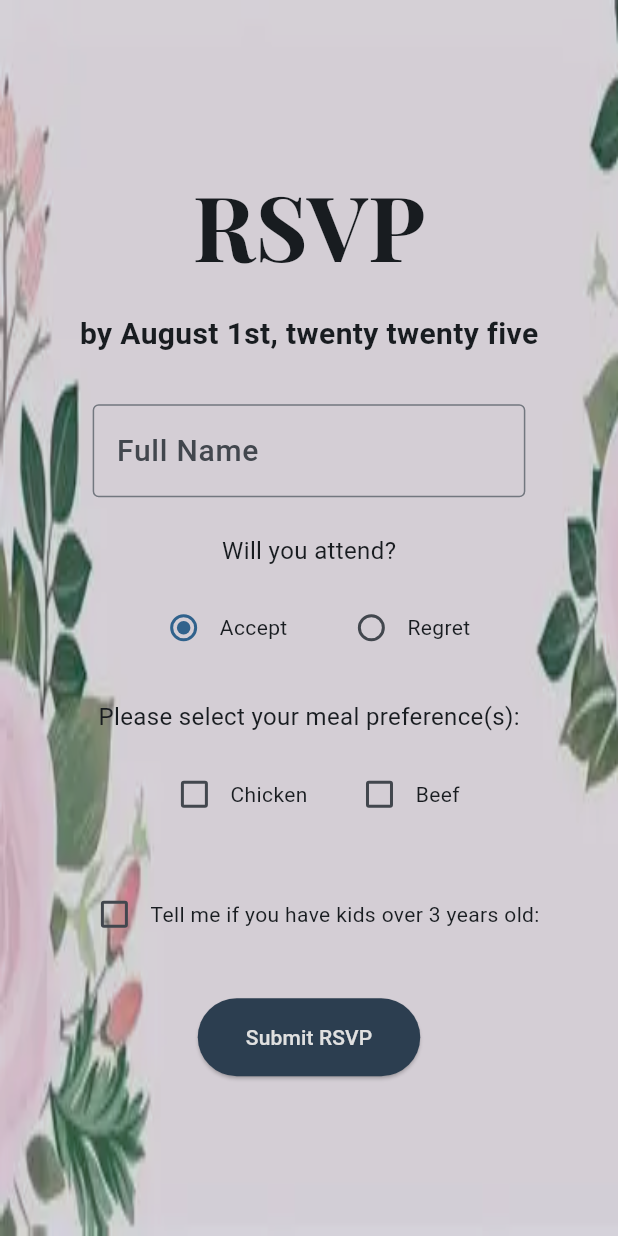
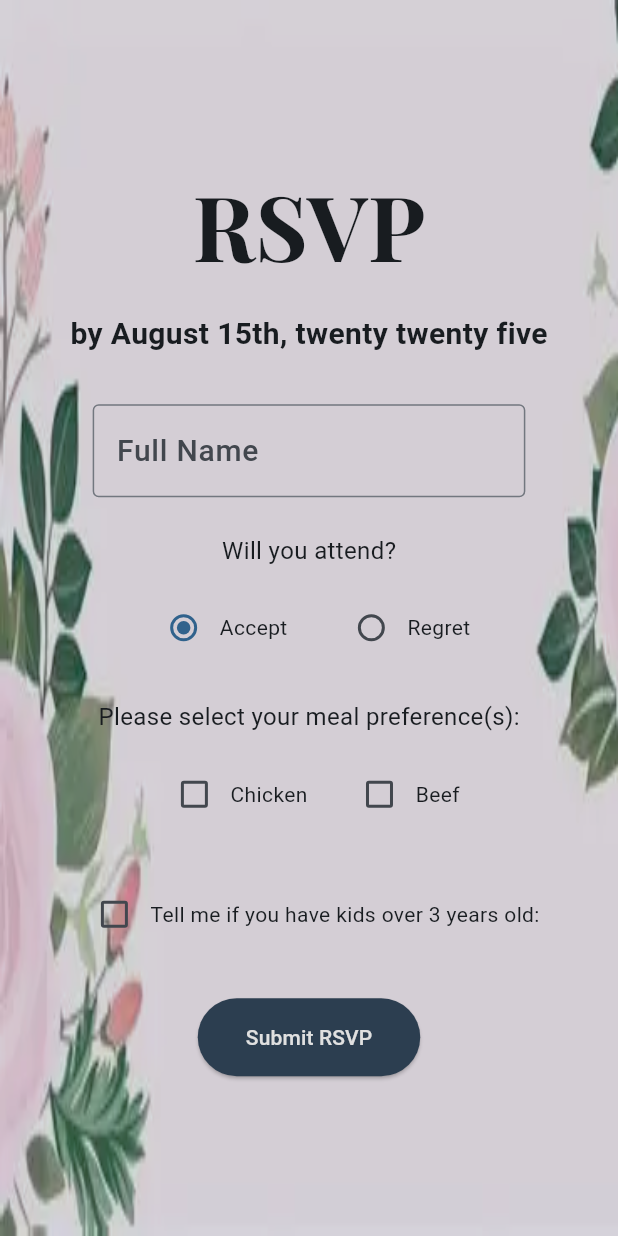
Before and after one commit to Nctaii/RSVPv2, a Flutter app: the screen it shows after launch, on a phone screen of 412 x 824 dp. Run offline on Flutter 3.47's test engine with Material 3 defaults, Android fonts, the phone set to English and light mode, and no system bars; our stand-ins replace google_fonts.

Commit message:
change date

```diff
--- a/lib/main.dart
+++ b/lib/main.dart
@@ -174,7 +174,7 @@ class _RSVPPageState extends State<RSVPPage> {
                   ),
                   const SizedBox(height: 16),
                   Text(
-                    'by August 1st, twenty twenty five',
+                    'by August 15th, twenty twenty five',
                     style: GoogleFonts.pinyonScript(
                       fontSize: 20,
                       fontWeight: FontWeight.bold,
```
Also changed, not shown: pubspec.lock.
